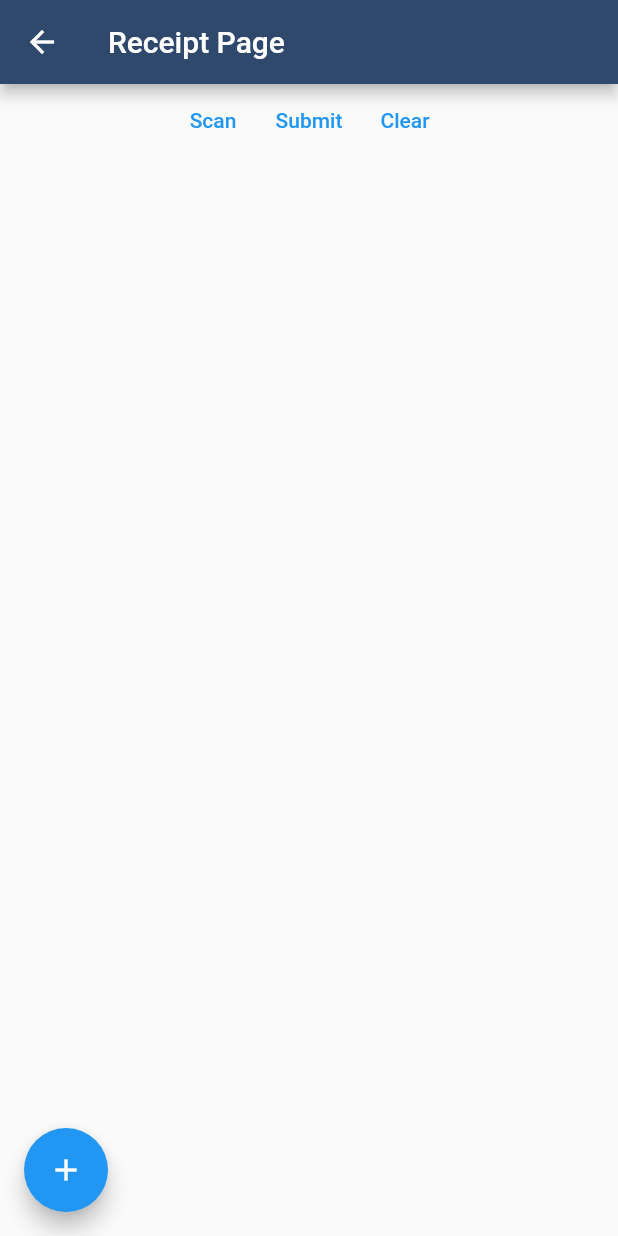
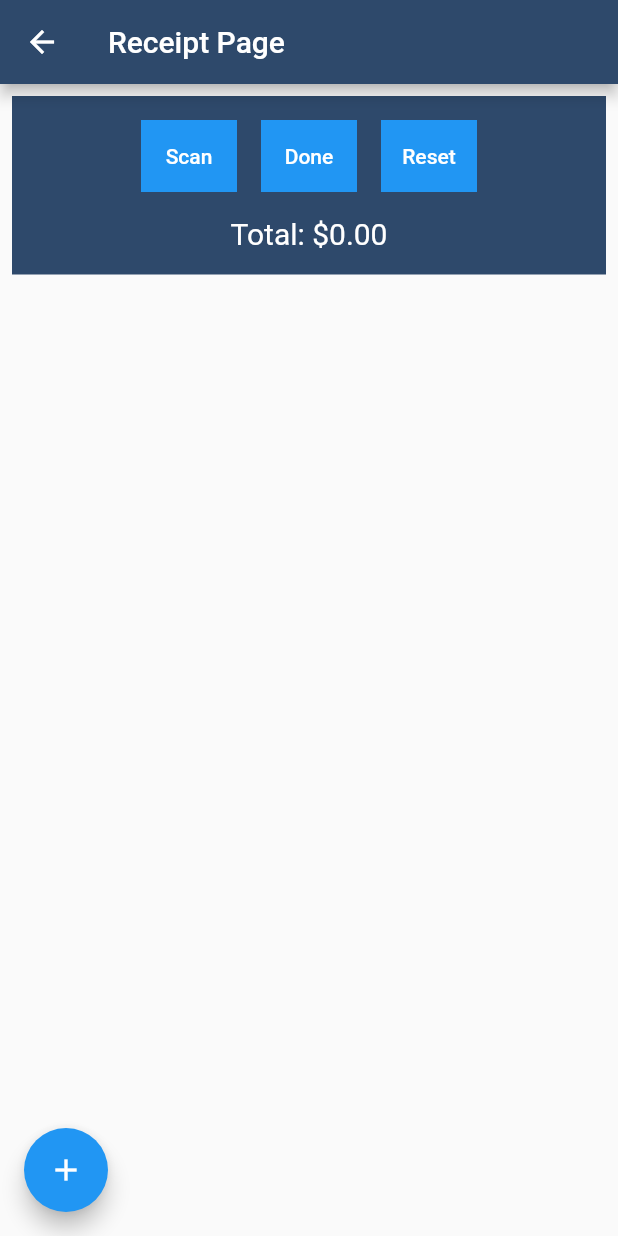
Before and after one commit to brysonmacduff/Flutter_QR_Code_App, a Flutter app: the MerchantReceiptPage screen opened directly, on a phone screen of 412 x 824 dp. Run offline on Flutter 3.47's test engine with Material 2 defaults, Android fonts, the phone set to English and light mode, and no system bars; our stand-ins replace date_field, qr_flutter; missing offline and left inert: dart:ffi, mysql1, qr_code_scanner, zoom_widget.

Commit message:
added receipt total text

```diff
--- a/lib/merchant_receipt_page.dart
+++ b/lib/merchant_receipt_page.dart
@@ -19,12 +19,15 @@ class MerchantReceiptPage extends StatefulWidget {
 
 class _MerchantReceiptPageState extends State<MerchantReceiptPage> {
   Map<int, Widget> receiptItemWidgets = Map<int, Widget>();
+  double receiptPriceSum = 0;
 
   // reset the current receipt item list and clear the UI
   void clearReceiptItems() {
     MerchantReceiptPage.receiptItems.clear();
+
     setState(() {
       receiptItemWidgets.clear();
+      receiptPriceSum = 0;
     });
   }
 
@@ -39,14 +42,30 @@ class _MerchantReceiptPageState extends State<MerchantReceiptPage> {
 
     // when the ReceiptItemPage is popped, this code will be reached due to the "await" before Navigator.Push
     setState(() {
+      // generate the receipt item widgets in the UI
       receiptItemWidgets = getReceiptItemWidgets();
+      updateReceiptPriceSum();
     });
   }
 
   void scanLabel() {}
 
+  // updates the receipt cost total in the UI
+  void updateReceiptPriceSum() {
+    // recaluclate the receipt price total
+    receiptPriceSum = 0;
+    for (int i = 0; i < MerchantReceiptPage.receiptItems.length; i++) {
+      ReceiptItem ri = MerchantReceiptPage.receiptItems[i];
+      receiptPriceSum += ri.getQuanity() * ri.getItem().getPrice();
+    }
+  }
+
   // Convert receipt data to JSON and generate a QR code. Pushes a new page that has a big receipt QR code.
   void finishReceipt() {
+    if (MerchantReceiptPage.receiptItems.isEmpty) {
+      return;
+    }
+
     String qrData = "{'merchantId':'" +
         Session.getSessionUser().getId().toString() +
         "','items':";
@@ -149,6 +168,7 @@ class _MerchantReceiptPageState extends State<MerchantReceiptPage> {
 
     setState(() {
       receiptItemWidgets[itemId] = getReceiptItemWidget(ri);
+      updateReceiptPriceSum();
     });
   }
 
@@ -166,6 +186,7 @@ class _MerchantReceiptPageState extends State<MerchantReceiptPage> {
 
     setState(() {
       receiptItemWidgets[itemId] = getReceiptItemWidget(ri);
+      updateReceiptPriceSum();
     });
   }
 
@@ -181,6 +202,7 @@ class _MerchantReceiptPageState extends State<MerchantReceiptPage> {
 
     setState(() {
       receiptItemWidgets.remove(itemId);
+      updateReceiptPriceSum();
     });
   }
 
@@ -197,24 +219,74 @@ class _MerchantReceiptPageState extends State<MerchantReceiptPage> {
         alignment: Alignment.topCenter,
         child: ListView(
           children: [
+            Padding(
+              padding: const EdgeInsets.all(8),
+              child: Container(
+                padding: const EdgeInsets.all(8),
+                color: Utility.getBackGroundColor(),
+                child: Column(
+                  children: [
                     Row(
                       mainAxisAlignment: MainAxisAlignment.center,
                       children: [
                         // button for scanning product labels and adding them to the receipt
-                TextButton(
+                        Padding(
+                          padding: const EdgeInsets.all(8),
+                          child: Container(
+                            color: Colors.blue,
+                            child: TextButton(
                               onPressed: scanLabel,
-                  child: const Text("Scan"),
+                              child: const Text(
+                                "Scan",
+                                style: TextStyle(color: Colors.white),
+                              ),
+                            ),
+                          ),
                         ),
                         // finalizes the receipt and generates a QR code
-                TextButton(
+                        Padding(
+                          padding: const EdgeInsets.all(8),
+                          child: Container(
+                            color: Colors.blue,
+                            child: TextButton(
                               onPressed: finishReceipt,
-                  child: const Text("Submit"),
+                              child: const Text(
+                                "Done",
+                                style: TextStyle(color: Colors.white),
                               ),
-                TextButton(
+                            ),
+                          ),
+                        ),
+                        Padding(
+                          padding: const EdgeInsets.all(8),
+                          child: Container(
+                            color: Colors.blue,
+                            child: TextButton(
                               onPressed: clearReceiptItems,
-                  child: const Text("Clear"),
+                              child: const Text(
+                                "Reset",
+                                style: TextStyle(color: Colors.white),
+                              ),
+                            ),
+                          ),
                         ),
                       ],
+                    ),
+                    Padding(
+                      padding: const EdgeInsets.all(8),
+                      child: Align(
+                        alignment: Alignment.center,
+                        child: Text(
+                          "Total: \$" + receiptPriceSum.toStringAsFixed(2),
+                          style: const TextStyle(
+                              color: Colors.white, fontSize: 20),
+                          overflow: TextOverflow.ellipsis,
+                        ),
+                      ),
+                    ),
+                  ],
+                ),
+              ),
             ),
             Column(children: receiptItemWidgets.values.toList()),
           ],
```
Lines whose indentation alone changed are shown as unchanged.
